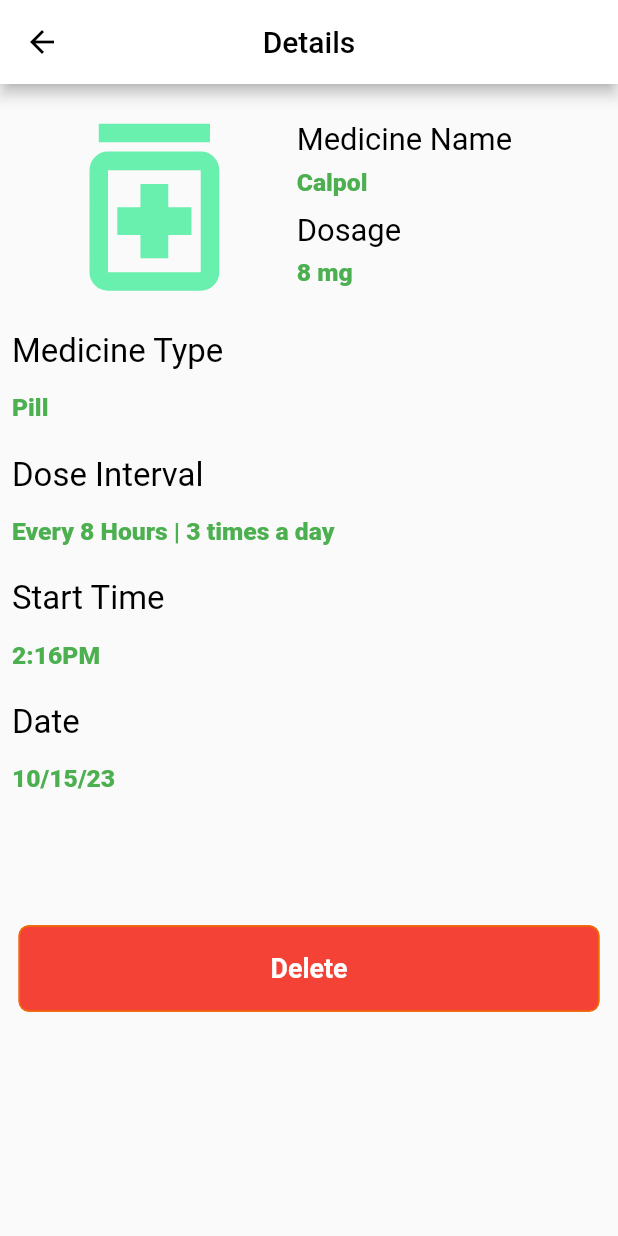
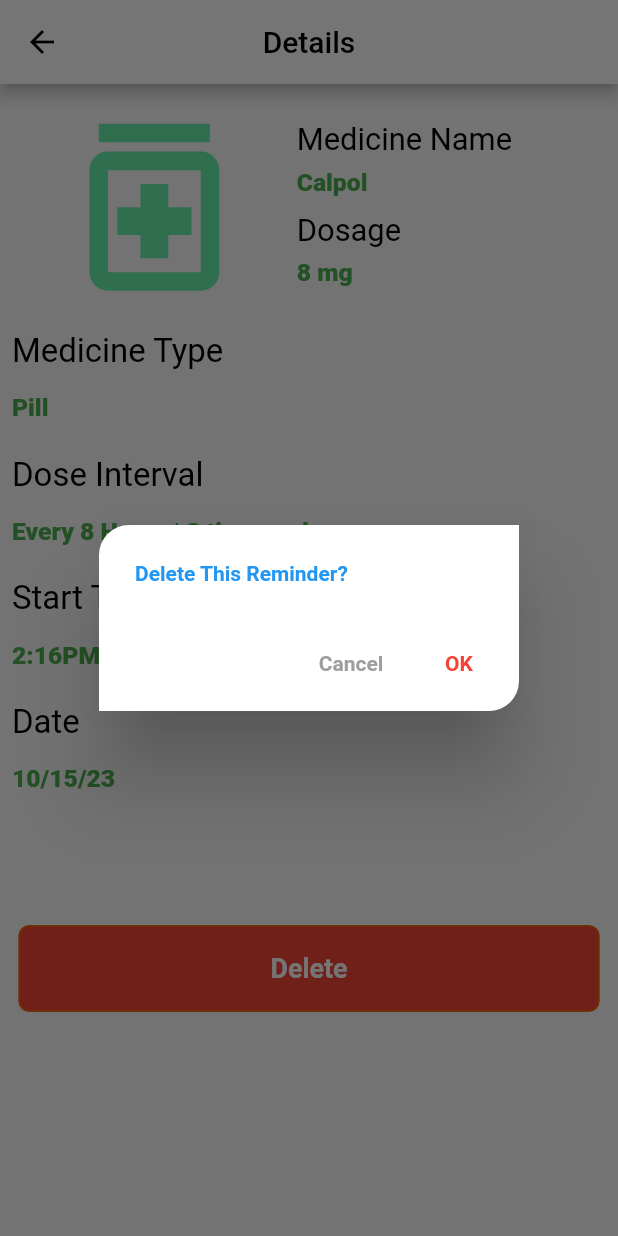
Before and after one commit to tsarls88/medication, a Flutter app: the MedicineDetails screen opened directly, after a tap on "Delete", on a phone screen of 412 x 824 dp. Run offline on Flutter 3.47's test engine with Material 2 defaults, Android fonts, the phone set to English and light mode, and no system bars; our stand-ins replace flutter_svg, gap, rxdart, sizer.

```diff
--- a/lib/medicine_details/medicine_details.dart
+++ b/lib/medicine_details/medicine_details.dart
@@ -83,7 +83,9 @@ class ButtonDelete extends StatelessWidget {
               color: Colors.orange.shade800,
             ),
           ),
-          onPressed: () {},
+          onPressed: () {
+            openAlertBox(context);
+          },
           child: Text(
             'Delete',
             style: Theme.of(context).textTheme.bodyLarge!.copyWith(
@@ -94,6 +96,59 @@ class ButtonDelete extends StatelessWidget {
           ),
         ),
       ),
+    );
+  }
+
+  openAlertBox(BuildContext context) {
+    return showDialog(
+      context: context,
+      builder: (context) {
+        return AlertDialog(
+          backgroundColor: Colors.white,
+          shape: const RoundedRectangleBorder(
+            borderRadius: BorderRadius.only(
+              topLeft: Radius.circular(20.0),
+              bottomRight: Radius.circular(20.0),
+            ),
+          ),
+          contentPadding: EdgeInsets.only(
+            top: 1.h,
+          ),
+          title: Text(
+            'Delete This Reminder?',
+            style: Theme.of(context).textTheme.bodyLarge!.copyWith(
+                  color: Colors.blue,
+                  fontWeight: FontWeight.w600,
+                ),
+          ),
+          actions: [
+            TextButton(
+              onPressed: () {
+                Navigator.of(context).pop();
+              },
+              child: Text(
+                'Cancel',
+                style: Theme.of(context).textTheme.bodyMedium!.copyWith(
+                      color: Colors.grey,
+                      fontWeight: FontWeight.w600,
+                    ),
+              ),
+            ),
+            TextButton(
+              onPressed: () {
+                //global block
+              },
+              child: Text(
+                'OK',
+                style: Theme.of(context).textTheme.bodyMedium!.copyWith(
+                      color: Colors.red,
+                      fontWeight: FontWeight.w600,
+                    ),
+              ),
+            ),
+          ],
+        );
+      },
     );
   }
 }
--- a/lib/pages/Medicine.dart
+++ b/lib/pages/Medicine.dart
@@ -86,14 +86,14 @@ class _UserMediState extends State<UserMedi> {
                       const Text(
                         'Today\'s Medicine List',
                         style: TextStyle(
-                            fontSize: 15,
+                            fontSize: 12,
                             fontWeight: FontWeight.bold,
                             color: Colors.black),
                       ),
                       Text(
                         currentDate,
                         style: const TextStyle(
-                          fontSize: 16,
+                          fontSize: 13,
                           color: Colors.black,
                         ),
                       ),
@@ -120,7 +120,8 @@ class _UserMediState extends State<UserMedi> {
                   ),
                 ],
               ),
-              const Gap(7),
+              const Divider(),
+              const Gap(5),
               const BottomContainer(),
             ],
           ),
```
